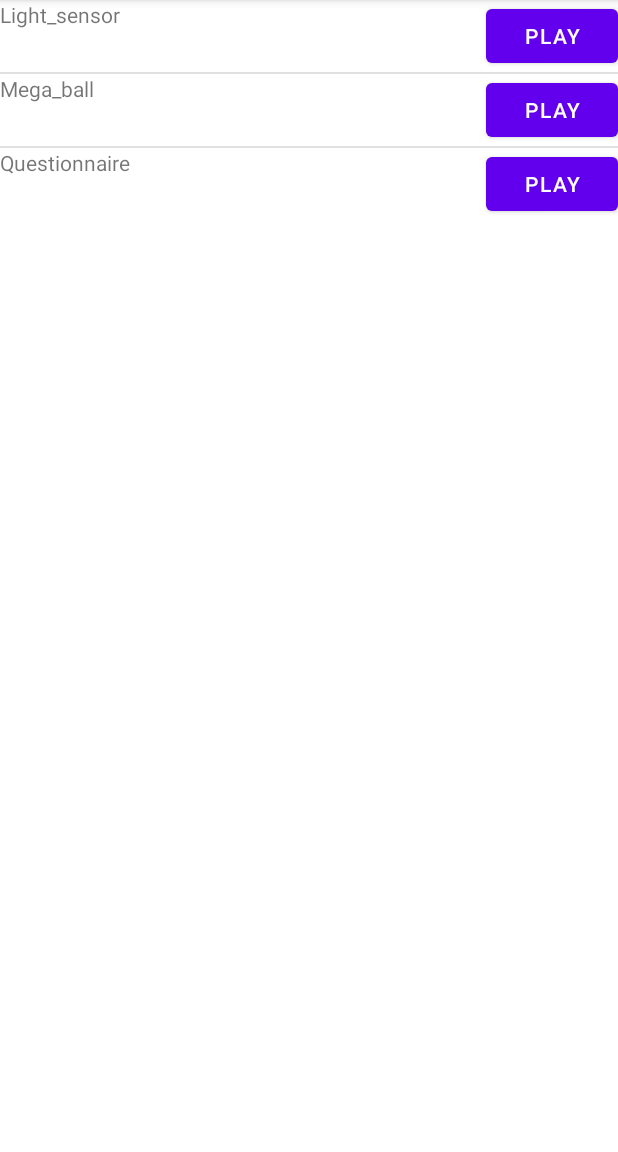
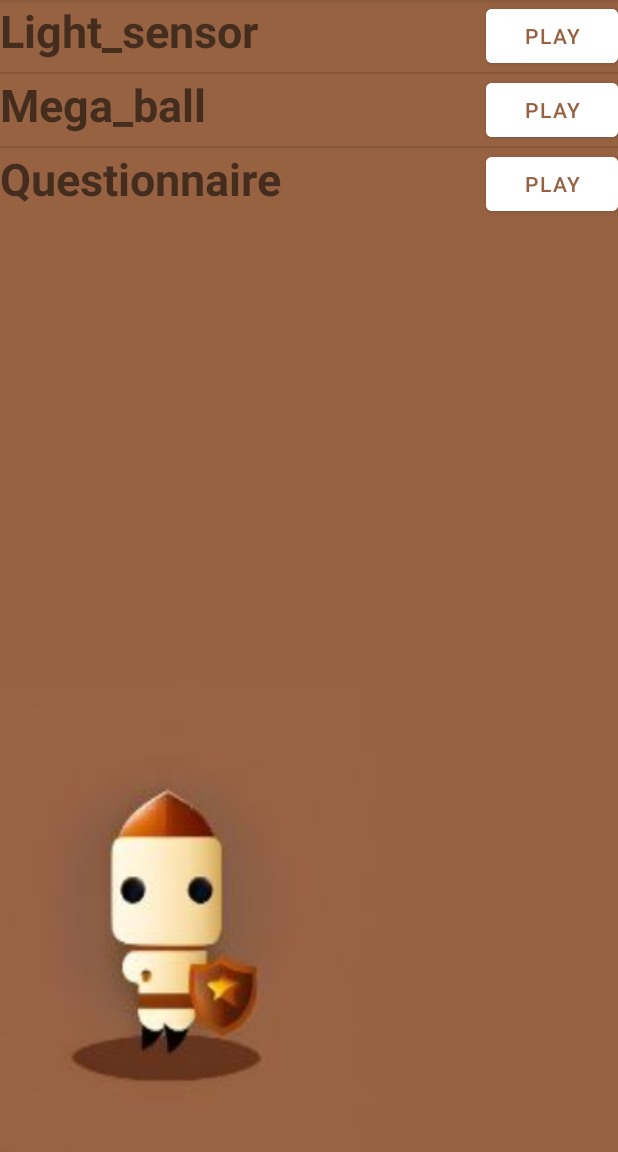
Before and after one commit to AlbinSene/AndroidGames, an Android app: the GameMode screen opened directly, with no data from a screen before it, after a tap on "MODE ENTRAINEMENT", on a phone screen of 412 x 824 dp, the part 84-1236 px from its top. Run offline under Robolectric (Android 15) with nearby library versions, the phone set to English and light mode, and no system bars.

Commit message:
list jeux graphismes

```diff
--- a/app/src/main/res/layout/game_list.xml
+++ b/app/src/main/res/layout/game_list.xml
@@ -1,7 +1,8 @@
 <?xml version="1.0" encoding="utf-8"?>
 <RelativeLayout xmlns:android="http://schemas.android.com/apk/res/android"
     android:layout_width="match_parent"
-    android:layout_height="match_parent">
+    android:layout_height="match_parent"
+    android:background="@drawable/homepage">
 
     <ListView
         android:layout_width="match_parent"
--- a/app/src/main/res/layout/row_list_games.xml
+++ b/app/src/main/res/layout/row_list_games.xml
@@ -7,13 +7,18 @@
         android:id="@+id/gamename"
         android:layout_width="wrap_content"
         android:layout_height="wrap_content"
-        android:layout_alignParentLeft="true"/>
+        android:textStyle="bold"
+        android:textSize="30dp"
+        android:layout_alignParentLeft="true"
+        android:gravity="center"/>
 
     <Button
         android:id="@+id/play_btn"
         android:layout_width="wrap_content"
         android:layout_height="wrap_content"
         android:layout_alignParentRight="true"
-        android:text="Play"/>
+        android:text="Play"
+        android:backgroundTint="@color/white"
+        android:textColor="#976242"/>
 
 </RelativeLayout>
```
